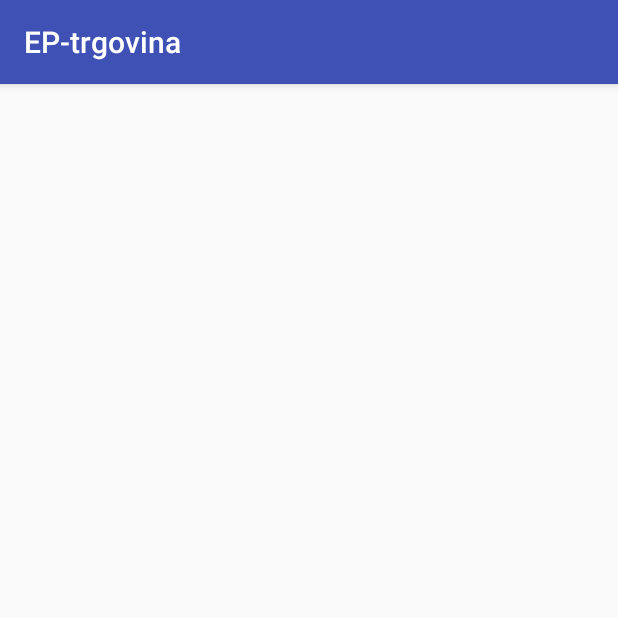
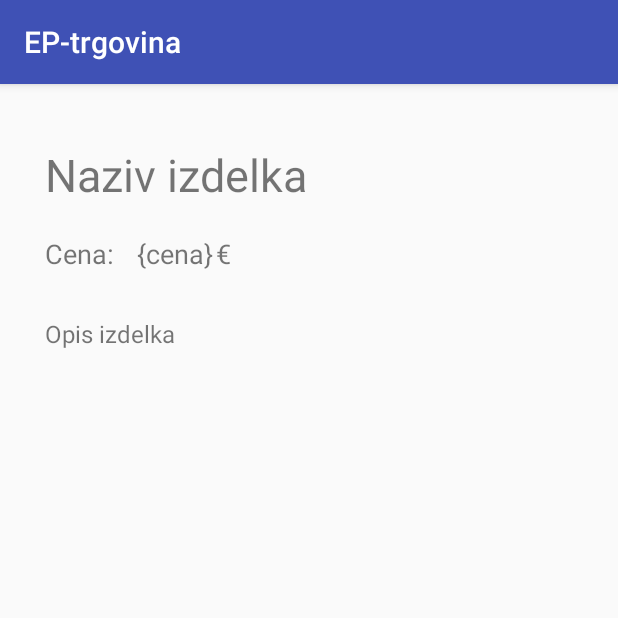
Before and after one commit to enejravbar/ep-spletna_trgovina, an Android app: the PodrobnostIzdelka screen opened directly, with no data from a screen before it, on a phone screen of 412 x 824 dp, the top half of it. Run offline under Robolectric (Android 15) with nearby library versions, the phone set to English and light mode, and no system bars.

Commit message:
Skoraj koncana aplikacija za android

```diff
--- a/android/app/src/main/java/trgovina/ep/ep_trgovina/PodrobnostIzdelka.java
+++ b/android/app/src/main/java/trgovina/ep/ep_trgovina/PodrobnostIzdelka.java
@@ -1,13 +1,69 @@
 package trgovina.ep.ep_trgovina;
 
+import android.content.Intent;
+import android.support.annotation.IdRes;
 import android.support.v7.app.AppCompatActivity;
 import android.os.Bundle;
+import android.util.Log;
+import android.view.View;
+import android.widget.Button;
+import android.widget.TextView;
+import android.widget.Toast;
 
-public class PodrobnostIzdelka extends AppCompatActivity {
+import retrofit2.Call;
+import retrofit2.Callback;
+import retrofit2.Response;
+import trgovina.ep.ep_trgovina.models.Izdelek;
+
+public class PodrobnostIzdelka extends AppCompatActivity implements Callback<Izdelek> {
+
+    private TextView izdelek_ime;
+    private TextView izdelek_cena;
+    private TextView izdelek_opis;
+    private long idIzdelka;
+    private Izdelek izdelek;
 
     @Override
     protected void onCreate(Bundle savedInstanceState) {
         super.onCreate(savedInstanceState);
         setContentView(R.layout.activity_podrobnost_izdelka);
+
+        izdelek_cena = (TextView) findViewById(R.id.izd_cena);
+        izdelek_ime = (TextView) findViewById(R.id.izd_naziv);
+        izdelek_opis = (TextView) findViewById(R.id.izd_opis);
+
+        idIzdelka = preberiID(getIntent());
+
+        if(idIzdelka > 0){
+            IzdelekService.getInstance().vrniEnega(idIzdelka).enqueue(PodrobnostIzdelka.this);
+        }
+    }
+
+    @Override
+    public void onResponse(Call<Izdelek> call, Response<Izdelek> response) {
+        izdelek = response.body();
+
+        if(response.isSuccessful()){
+            izdelek_cena.setText(String.valueOf(izdelek.cena));
+            izdelek_opis.setText(izdelek.opis);
+            izdelek_ime.setText(izdelek.ime);
+        } else {
+            Toast.makeText(this, "NAPAKA!", Toast.LENGTH_SHORT).show();
+        }
+    }
+
+    @Override
+    public void onFailure(Call<Izdelek> call, Throwable t) {
+        Log.e("NAPAKA", "napaka: " + t.getMessage(), t);
+    }
+
+    private long preberiID(Intent intent){
+        if(intent != null){
+            final Bundle bundle = intent.getExtras();
+            if(bundle != null){
+                return bundle.getLong("izdelek.id");
+            }
+        }
+        return 0;
     }
 }
--- a/android/app/src/main/res/layout/activity_podrobnost_izdelka.xml
+++ b/android/app/src/main/res/layout/activity_podrobnost_izdelka.xml
@@ -6,4 +6,64 @@
     android:layout_height="match_parent"
     tools:context="trgovina.ep.ep_trgovina.PodrobnostIzdelka">
 
+    <TextView
+        android:id="@+id/izd_naziv"
+        android:layout_width="wrap_content"
+        android:layout_height="wrap_content"
+        android:layout_marginLeft="30dp"
+        android:layout_marginTop="40dp"
+        android:text="Naziv izdelka"
+        android:textSize="30sp"
+        app:layout_constraintLeft_toLeftOf="parent"
+        app:layout_constraintTop_toTopOf="parent"
+        android:layout_marginStart="30dp" />
+
+    <TextView
+        android:id="@+id/izd_cena"
+        android:layout_width="wrap_content"
+        android:layout_height="wrap_content"
+        android:layout_marginLeft="15dp"
+        android:layout_marginTop="20dp"
+        android:text="{cena}"
+        android:textSize="18sp"
+        app:layout_constraintLeft_toRightOf="@+id/textView4"
+        app:layout_constraintTop_toBottomOf="@+id/izd_naziv"
+        android:layout_marginStart="15dp" />
+
+    <TextView
+        android:id="@+id/izd_opis"
+        android:layout_width="wrap_content"
+        android:layout_height="wrap_content"
+        android:layout_marginLeft="30dp"
+        android:layout_marginStart="30dp"
+        android:layout_marginTop="30dp"
+        android:text="Opis izdelka"
+        android:textSize="16sp"
+        app:layout_constraintLeft_toLeftOf="parent"
+        app:layout_constraintTop_toBottomOf="@+id/textView4" />
+
+    <TextView
+        android:id="@+id/textView4"
+        android:layout_width="wrap_content"
+        android:layout_height="wrap_content"
+        android:layout_marginLeft="30dp"
+        android:layout_marginTop="20dp"
+        android:text="@string/izdelek_cena"
+        android:textSize="18sp"
+        app:layout_constraintLeft_toLeftOf="parent"
+        app:layout_constraintTop_toBottomOf="@+id/izd_naziv"
+        android:layout_marginStart="30dp" />
+
+    <TextView
+        android:id="@+id/textView5"
+        android:layout_width="wrap_content"
+        android:layout_height="wrap_content"
+        android:layout_marginLeft="2dp"
+        android:layout_marginTop="20dp"
+        android:text="€"
+        android:textSize="18sp"
+        app:layout_constraintLeft_toRightOf="@+id/izd_cena"
+        app:layout_constraintTop_toBottomOf="@+id/izd_naziv"
+        android:layout_marginStart="2dp" />
+
 </android.support.constraint.ConstraintLayout>
--- a/android/app/src/main/res/values/strings.xml
+++ b/android/app/src/main/res/values/strings.xml
@@ -1,3 +1,9 @@
 <resources>
     <string name="app_name">EP-trgovina</string>
+    <string name="btn_logout">Odjava</string>
+    <string name="btn_nazaj">Nazaj</string>
+    <string name="btn_profile">Moj profil</string>
+
+    <string name="izdelek_cena">Cena:</string>
+
 </resources>
```
Also changed, not shown: android/app/src/main/java/trgovina/ep/ep_trgovina/GlavnaStran.java (+24 -2 lines), android/app/src/main/java/trgovina/ep/ep_trgovina/SeznamIzdelkov.java (+5 -5 lines), android/app/src/main/res/layout/activity_glavna_stran.xml (+20 -0 lines), android/app/src/main/res/layout/activity_seznam_izdelkov.xml (+19 -0 lines), 1 other file.
